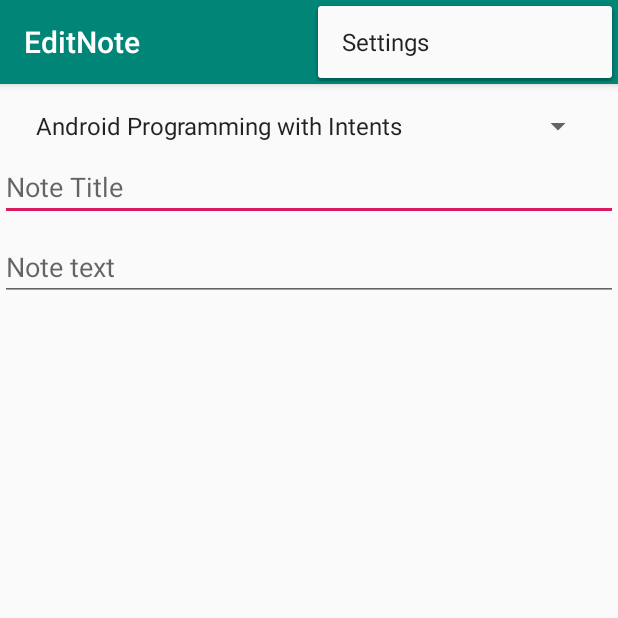
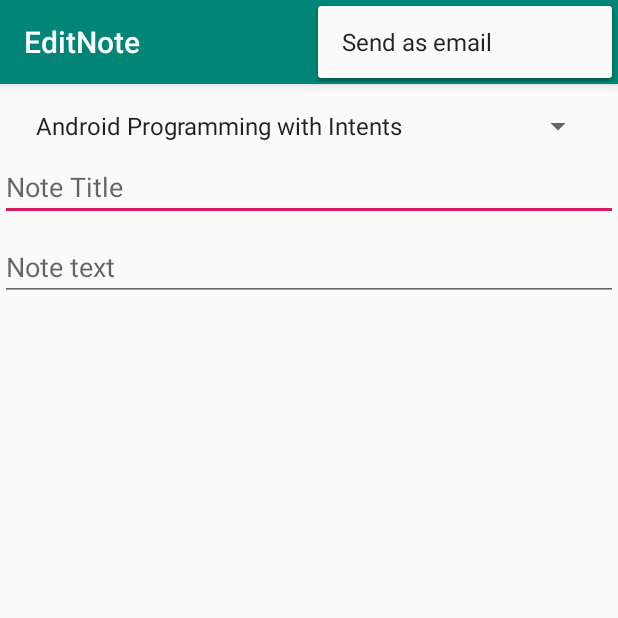
Before and after one commit to OlalKeith/Note-Keeper, an Android app: the NoteActivity screen opened directly, with no data from a screen before it, with the options menu open, on a phone screen of 412 x 824 dp, the top half of it. Run offline under Robolectric (Android 15) with nearby library versions, the phone set to English and light mode, and no system bars.

Commit message:
Add Email to the App

```diff
--- a/app/src/main/java/io/owuor91/simplenotekeeper/NoteActivity.java
+++ b/app/src/main/java/io/owuor91/simplenotekeeper/NoteActivity.java
@@ -13,9 +13,14 @@ import android.widget.Spinner;
 import java.util.List;
 
 public class NoteActivity extends AppCompatActivity {
-    public static final String NOTE_INFO = "io.owuor91.simplenotekeeper.NOTE_INFO";
+    public static final String NOTE_POSITION = "io.owuor91.simplenotekeeper.NOTE_POSITION";
+    public static final int DEFAULT_VALUE = -1;
+    public static final int POSITION_NOT_SET = DEFAULT_VALUE;
     private NoteInfo mNote;
     private boolean misNewNote;
+    private Spinner mSpinnerCourses;
+    private EditText mTextNoteTitle;
+    private EditText mTextNoteText;
 
     @Override
     protected void onCreate(Bundle savedInstanceState) {
@@ -24,22 +29,22 @@ public class NoteActivity extends AppCompatActivity {
         Toolbar toolbar =  findViewById(R.id.toolbar);
         setSupportActionBar(toolbar);
 
-        Spinner spinnerCourses =  findViewById(R.id.spinner_courses);
+        mSpinnerCourses = findViewById(R.id.spinner_courses);
 
         List<CourseInfo> courses = DataManager.getInstance().getCourses();
         ArrayAdapter<CourseInfo> adapterCourses =
                 new ArrayAdapter<>(this, android.R.layout.simple_spinner_item, courses);
         adapterCourses.setDropDownViewResource(android.R.layout.simple_spinner_dropdown_item);
-        spinnerCourses.setAdapter(adapterCourses);
+        mSpinnerCourses.setAdapter(adapterCourses);
 
         readDisplayStateValues();
 
-        EditText textNoteTitle =  findViewById(R.id.text_note_title);
-        EditText textNoteText =   findViewById(R.id.text_note_text);
+        mTextNoteTitle = findViewById(R.id.text_note_title);
+        mTextNoteText = findViewById(R.id.text_note_text);
 
         //display a mNote if there is actually a mNote
         if (!misNewNote)
-            displayNote(spinnerCourses, textNoteTitle, textNoteText);
+            displayNote(mSpinnerCourses, mTextNoteTitle, mTextNoteText);
     }
 
     private void displayNote(Spinner spinnerCourses, EditText textNoteTitle, EditText textNoteText) {
@@ -52,9 +57,10 @@ public class NoteActivity extends AppCompatActivity {
 
     private void readDisplayStateValues() {
         Intent intent = getIntent();
-        mNote = intent.getParcelableExtra(NOTE_INFO);
-        misNewNote = mNote == null;
-
+        int position = intent.getIntExtra(NOTE_POSITION, POSITION_NOT_SET);
+        misNewNote = position == POSITION_NOT_SET;
+        if (!misNewNote)
+            mNote = DataManager.getInstance().getNotes().get(position);
     }
 
     @Override
@@ -72,10 +78,22 @@ public class NoteActivity extends AppCompatActivity {
         int id = item.getItemId();
 
         //noinspection SimplifiableIfStatement
-        if (id == R.id.action_settings) {
+        if (id == R.id.action_send_mail) {
+            sendEmail();
             return true;
         }
 
         return super.onOptionsItemSelected(item);
     }
+
+    private void sendEmail() {
+        CourseInfo course = (CourseInfo) mSpinnerCourses.getSelectedItem();
+        String subject = mTextNoteTitle.getText().toString();
+        String text = "Check this out \"" + course.getTitle() +"\"\n" + mTextNoteText.getText().toString();
+        Intent intent = new Intent(Intent.ACTION_SEND);
+        intent.setType("message/rfc2822");
+        intent.putExtra(Intent.EXTRA_SUBJECT, subject);
+        intent.putExtra(Intent.EXTRA_TEXT, text);
+        startActivity(intent);
+    }
 }
--- a/app/src/main/java/io/owuor91/simplenotekeeper/NoteListActivity.java
+++ b/app/src/main/java/io/owuor91/simplenotekeeper/NoteListActivity.java
@@ -3,7 +3,6 @@ package io.owuor91.simplenotekeeper;
 import android.content.Intent;
 import android.os.Bundle;
 import android.support.design.widget.FloatingActionButton;
-import android.support.design.widget.Snackbar;
 import android.support.v7.app.AppCompatActivity;
 import android.support.v7.widget.Toolbar;
 import android.view.View;
@@ -46,8 +45,8 @@ public class NoteListActivity extends AppCompatActivity {
             @Override
             public void onItemClick(AdapterView<?> parent, View view, int position, long id) {
                 Intent intent = new Intent(NoteListActivity.this, NoteActivity.class);
-                NoteInfo note = (NoteInfo) listNotes.getItemAtPosition(position);
-                intent.putExtra(NoteActivity.NOTE_INFO, note);
+//                NoteInfo note = (NoteInfo) listNotes.getItemAtPosition(position);
+                intent.putExtra(NoteActivity.NOTE_POSITION, position);
                 startActivity(intent);
 
             }
--- a/app/src/main/res/menu/menu_note.xml
+++ b/app/src/main/res/menu/menu_note.xml
@@ -3,8 +3,8 @@
     xmlns:tools="http://schemas.android.com/tools"
     tools:context="io.owuor91.simplenotekeeper.NoteActivity">
     <item
-        android:id="@+id/action_settings"
+        android:id="@+id/action_send_mail"
         android:orderInCategory="100"
-        android:title="@string/action_settings"
-        app:showAsAction="never" />
+        app:showAsAction="never"
+        android:title="Send as email" />
 </menu>
```
